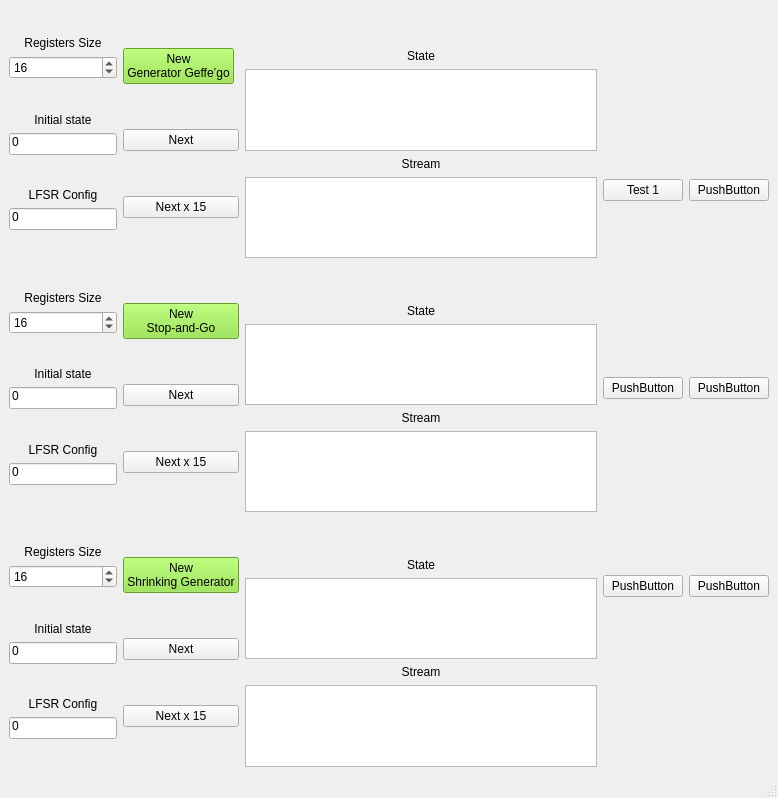
Qt form Kryptologia/Lab4/GUI_QT.ui (GrzegorzKrug/Studia_Python) before a commit.
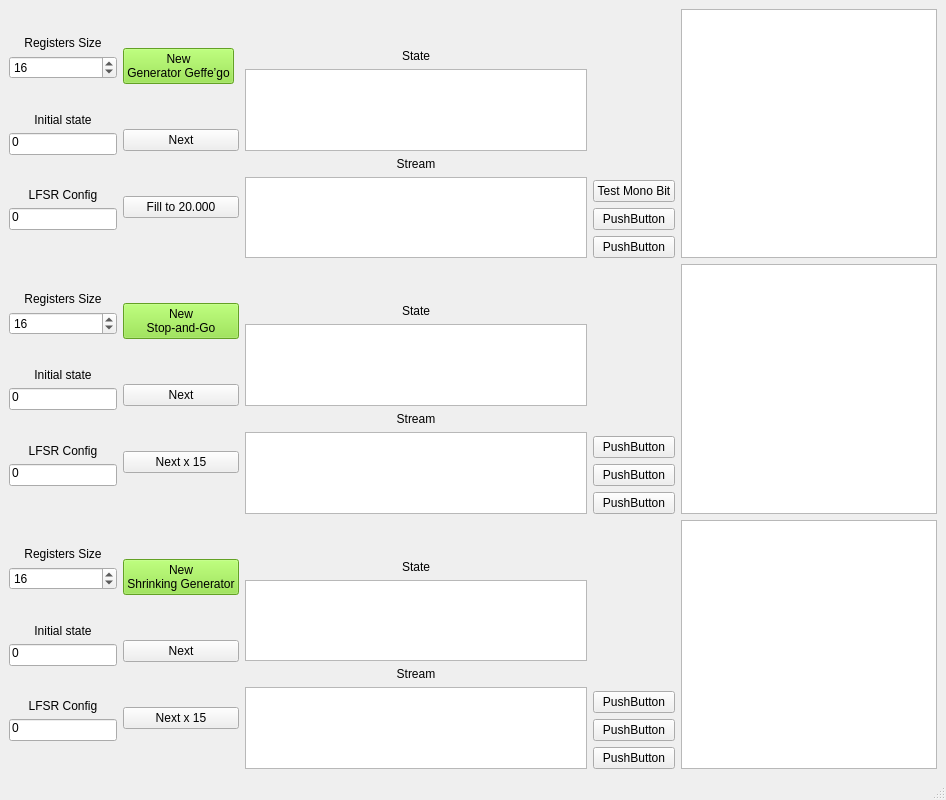
The same form after that commit.

Commit message: mono test geffe

What changed in the file:
```diff
--- a/Kryptologia/Lab4/GUI_QT.ui
+++ b/Kryptologia/Lab4/GUI_QT.ui
@@ -6,15 +6,15 @@
    <rect>
     <x>0</x>
     <y>0</y>
-    <width>778</width>
-    <height>798</height>
+    <width>946</width>
+    <height>800</height>
    </rect>
   </property>
   <property name="windowTitle">
    <string>MainWindow</string>
   </property>
   <widget class="QWidget" name="centralwidget">
-   <layout class="QGridLayout" name="gridLayout" columnstretch="3,1">
+   <layout class="QGridLayout" name="gridLayout" columnstretch="3">
     <property name="sizeConstraint">
      <enum>QLayout::SetMinimumSize</enum>
     </property>
@@ -27,7 +27,7 @@
        <number>0</number>
       </property>
       <item row="0" column="0">
-       <layout class="QGridLayout" name="grid_Generators" rowstretch="1,1,1" columnstretch="1,1,100">
+       <layout class="QGridLayout" name="grid_Generators" rowstretch="1,1,1" columnstretch="1,1,100,1,0" columnminimumwidth="50,50,50,50,0">
         <property name="sizeConstraint">
          <enum>QLayout::SetDefaultConstraint</enum>
         </property>
@@ -437,7 +437,7 @@
           <item>
            <widget class="QPushButton" name="pushButton_geffe_next_xtimes">
             <property name="text">
-             <string>Next x 15</string>
+             <string>Fill to 20.000</string>
             </property>
            </widget>
           </item>
@@ -686,16 +686,13 @@
           </item>
          </layout>
         </item>
-        <item row="0" column="2">
-         <layout class="QVBoxLayout" name="verticalLayout_out_geffe" stretch="0,1,1,1,1">
+        <item row="2" column="3">
+         <layout class="QVBoxLayout" name="verticalLayout_6">
           <item>
-           <spacer name="verticalSpacer_14">
+           <spacer name="verticalSpacer_19">
             <property name="orientation">
              <enum>Qt::Vertical</enum>
             </property>
-            <property name="sizeType">
-             <enum>QSizePolicy::Minimum</enum>
-            </property>
             <property name="sizeHint" stdset="0">
              <size>
               <width>20</width>
@@ -705,54 +702,23 @@
            </spacer>
           </item>
           <item>
-           <widget class="QLabel" name="label_10">
-            <property name="sizePolicy">
-             <sizepolicy hsizetype="Minimum" vsizetype="Maximum">
-              <horstretch>0</horstretch>
-              <verstretch>0</verstretch>
-             </sizepolicy>
-            </property>
+           <widget class="QPushButton" name="pushButton_4">
             <property name="text">
-             <string>State</string>
+             <string>PushButton</string>
             </property>
-            <property name="alignment">
-             <set>Qt::AlignBottom|Qt::AlignHCenter</set>
-            </property>
            </widget>
           </item>
           <item>
-           <widget class="QTextBrowser" name="text_geffe_state">
-            <property name="sizePolicy">
-             <sizepolicy hsizetype="MinimumExpanding" vsizetype="Maximum">
-              <horstretch>0</horstretch>
-              <verstretch>0</verstretch>
-             </sizepolicy>
-            </property>
-           </widget>
-          </item>
-          <item>
-           <widget class="QLabel" name="label_11">
-            <property name="sizePolicy">
-             <sizepolicy hsizetype="Minimum" vsizetype="Maximum">
-              <horstretch>0</horstretch>
-              <verstretch>0</verstretch>
-             </sizepolicy>
-            </property>
+           <widget class="QPushButton" name="pushButton_5">
             <property name="text">
-             <string>Stream</string>
+             <string>PushButton</string>
             </property>
-            <property name="alignment">
-             <set>Qt::AlignBottom|Qt::AlignHCenter</set>
-            </property>
            </widget>
           </item>
           <item>
-           <widget class="QTextBrowser" name="text_geffe_stream">
-            <property name="sizePolicy">
-             <sizepolicy hsizetype="MinimumExpanding" vsizetype="Maximum">
-              <horstretch>0</horstretch>
-              <verstretch>0</verstretch>
-             </sizepolicy>
+           <widget class="QPushButton" name="pushButton_3">
+            <property name="text">
+             <string>PushButton</string>
             </property>
            </widget>
           </item>
@@ -830,6 +796,160 @@
           </item>
          </layout>
         </item>
+        <item row="0" column="2">
+         <layout class="QVBoxLayout" name="verticalLayout_out_geffe" stretch="0,1,1,1,1">
+          <item>
+           <spacer name="verticalSpacer_14">
+            <property name="orientation">
+             <enum>Qt::Vertical</enum>
+            </property>
+            <property name="sizeType">
+             <enum>QSizePolicy::Minimum</enum>
+            </property>
+            <property name="sizeHint" stdset="0">
+             <size>
+              <width>20</width>
+              <height>40</height>
+             </size>
+            </property>
+           </spacer>
+          </item>
+          <item>
+           <widget class="QLabel" name="label_10">
+            <property name="sizePolicy">
+             <sizepolicy hsizetype="Minimum" vsizetype="Maximum">
+              <horstretch>0</horstretch>
+              <verstretch>0</verstretch>
+             </sizepolicy>
+            </property>
+            <property name="text">
+             <string>State</string>
+            </property>
+            <property name="alignment">
+             <set>Qt::AlignBottom|Qt::AlignHCenter</set>
+            </property>
+           </widget>
+          </item>
+          <item>
+           <widget class="QTextBrowser" name="text_geffe_state">
+            <property name="sizePolicy">
+             <sizepolicy hsizetype="MinimumExpanding" vsizetype="Maximum">
+              <horstretch>0</horstretch>
+              <verstretch>0</verstretch>
+             </sizepolicy>
+            </property>
+           </widget>
+          </item>
+          <item>
+           <widget class="QLabel" name="label_11">
+            <property name="sizePolicy">
+             <sizepolicy hsizetype="Minimum" vsizetype="Maximum">
+              <horstretch>0</horstretch>
+              <verstretch>0</verstretch>
+             </sizepolicy>
+            </property>
+            <property name="text">
+             <string>Stream</string>
+            </property>
+            <property name="alignment">
+             <set>Qt::AlignBottom|Qt::AlignHCenter</set>
+            </property>
+           </widget>
+          </item>
+          <item>
+           <widget class="QTextBrowser" name="text_geffe_stream">
+            <property name="sizePolicy">
+             <sizepolicy hsizetype="MinimumExpanding" vsizetype="Maximum">
+              <horstretch>0</horstretch>
+              <verstretch>0</verstretch>
+             </sizepolicy>
+            </property>
+           </widget>
+          </item>
+         </layout>
+        </item>
+        <item row="1" column="3">
+         <layout class="QVBoxLayout" name="verticalLayout_5">
+          <item>
+           <spacer name="verticalSpacer_17">
+            <property name="orientation">
+             <enum>Qt::Vertical</enum>
+            </property>
+            <property name="sizeHint" stdset="0">
+             <size>
+              <width>20</width>
+              <height>40</height>
+             </size>
+            </property>
+           </spacer>
+          </item>
+          <item>
+           <widget class="QPushButton" name="pushButton_9">
+            <property name="text">
+             <string>PushButton</string>
+            </property>
+           </widget>
+          </item>
+          <item>
+           <widget class="QPushButton" name="pushButton_2">
+            <property name="text">
+             <string>PushButton</string>
+            </property>
+           </widget>
+          </item>
+          <item>
+           <widget class="QPushButton" name="pushButton_8">
+            <property name="text">
+             <string>PushButton</string>
+            </property>
+           </widget>
+          </item>
+         </layout>
+        </item>
+        <item row="0" column="3">
+         <layout class="QVBoxLayout" name="verticalLayout_4">
+          <item>
+           <spacer name="verticalSpacer_18">
+            <property name="orientation">
+             <enum>Qt::Vertical</enum>
+            </property>
+            <property name="sizeHint" stdset="0">
+             <size>
+              <width>20</width>
+              <height>40</height>
+             </size>
+            </property>
+           </spacer>
+          </item>
+          <item>
+           <widget class="QPushButton" name="pushButton_gefe_test_monobit">
+            <property name="sizePolicy">
+             <sizepolicy hsizetype="Maximum" vsizetype="Fixed">
+              <horstretch>0</horstretch>
+              <verstretch>0</verstretch>
+             </sizepolicy>
+            </property>
+            <property name="text">
+             <string>Test Mono Bit</string>
+            </property>
+           </widget>
+          </item>
+          <item>
+           <widget class="QPushButton" name="pushButton_7">
+            <property name="text">
+             <string>PushButton</string>
+            </property>
+           </widget>
+          </item>
+          <item>
+           <widget class="QPushButton" name="pushButton_6">
+            <property name="text">
+             <string>PushButton</string>
+            </property>
+           </widget>
+          </item>
+         </layout>
+        </item>
         <item row="2" column="2">
          <layout class="QVBoxLayout" name="verticalLayout_out_shrikning">
           <item>
@@ -902,92 +1022,19 @@
           </item>
          </layout>
         </item>
+        <item row="0" column="4">
+         <widget class="QTextBrowser" name="textBrowser_geffe_results"/>
+        </item>
+        <item row="1" column="4">
+         <widget class="QTextBrowser" name="textBrowser_2"/>
+        </item>
+        <item row="2" column="4">
+         <widget class="QTextBrowser" name="textBrowser_3"/>
+        </item>
        </layout>
       </item>
      </layout>
     </item>
-    <item row="0" column="1">
-     <layout class="QGridLayout" name="grid_Test" rowstretch="1,1,1" columnstretch="1,1">
-      <item row="0" column="0">
-       <widget class="QPushButton" name="pushButton">
-        <property name="sizePolicy">
-         <sizepolicy hsizetype="Maximum" vsizetype="Fixed">
-          <horstretch>0</horstretch>
-          <verstretch>0</verstretch>
-         </sizepolicy>
-        </property>
-        <property name="text">
-         <string>Test 1</string>
-        </property>
-       </widget>
-      </item>
-      <item row="1" column="0">
-       <widget class="QPushButton" name="pushButton_2">
-        <property name="sizePolicy">
-         <sizepolicy hsizetype="Maximum" vsizetype="Fixed">
-          <horstretch>0</horstretch>
-          <verstretch>0</verstretch>
-         </sizepolicy>
-        </property>
-        <property name="text">
-         <string>PushButton</string>
-        </property>
-       </widget>
-      </item>
-      <item row="2" column="0">
-       <widget class="QPushButton" name="pushButton_3">
-        <property name="sizePolicy">
-         <sizepolicy hsizetype="Maximum" vsizetype="Fixed">
-          <horstretch>0</horstretch>
-          <verstretch>0</verstretch>
-         </sizepolicy>
-        </property>
-        <property name="text">
-         <string>PushButton</string>
-        </property>
-       </widget>
-      </item>
-      <item row="1" column="1">
-       <widget class="QPushButton" name="pushButton_5">
-        <property name="sizePolicy">
-         <sizepolicy hsizetype="Maximum" vsizetype="Fixed">
-          <horstretch>0</horstretch>
-          <verstretch>0</verstretch>
-         </sizepolicy>
-        </property>
-        <property name="text">
-         <string>PushButton</string>
-        </property>
-       </widget>
-      </item>
-      <item row="0" column="1">
-       <widget class="QPushButton" name="pushButton_4">
-        <property name="sizePolicy">
-         <sizepolicy hsizetype="Maximum" vsizetype="Fixed">
-          <horstretch>0</horstretch>
-          <verstretch>0</verstretch>
-         </sizepolicy>
-        </property>
-        <property name="text">
-         <string>PushButton</string>
-        </property>
-       </widget>
-      </item>
-      <item row="2" column="1">
-       <widget class="QPushButton" name="pushButton_6">
-        <property name="sizePolicy">
-         <sizepolicy hsizetype="Maximum" vsizetype="Fixed">
-          <horstretch>0</horstretch>
-          <verstretch>0</verstretch>
-         </sizepolicy>
-        </property>
-        <property name="text">
-         <string>PushButton</string>
-        </property>
-       </widget>
-      </item>
-     </layout>
-    </item>
    </layout>
   </widget>
   <widget class="QStatusBar" name="statusbar"/>
```
Left out of the diff: 2 changed lines with no effect on the pictures. The commit also changes 3 other files.
